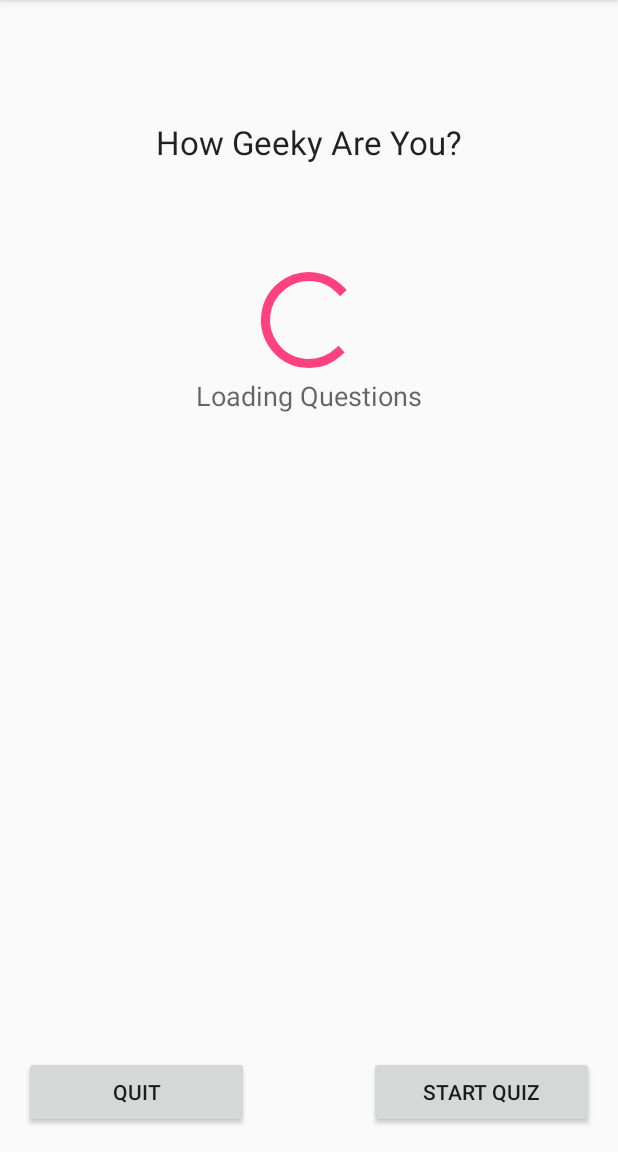
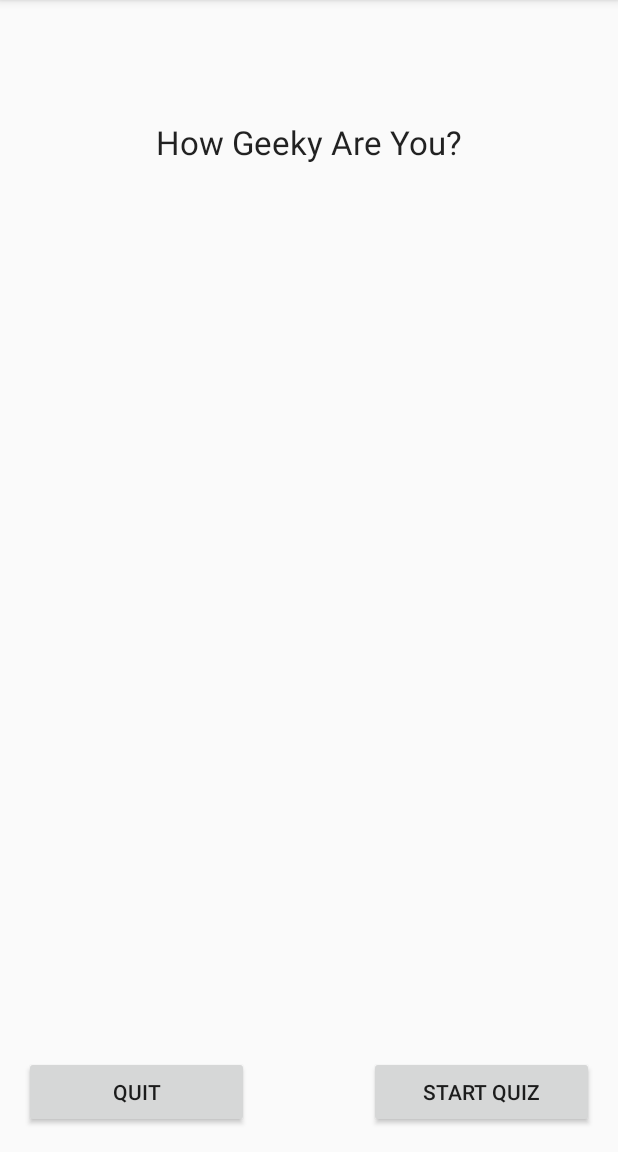
Before and after one commit to baocin/ITCS4180-MobileAppDev, an Android app: the Welcome screen opened directly, with no data from a screen before it, on a phone screen of 412 x 824 dp, the part 84-1236 px from its top. Run offline under Robolectric (Android 15) with nearby library versions, the light colour scheme and no system bars.

Commit message:
Final update that I forgot to push.

```diff
--- a/Homework03/app/src/main/java/com/github/baocin/homework03/GetQuiz.java
+++ b/Homework03/app/src/main/java/com/github/baocin/homework03/GetQuiz.java
@@ -1,3 +1,9 @@
+//File: GetQuiz
+//Homework 03
+//2-22-2016
+//Praveenkumar Sangalad
+//Michael Pedersen
+//Gabriel Lima
 package com.github.baocin.homework03;
 
 import android.app.ProgressDialog;
@@ -19,31 +25,6 @@ import java.util.ArrayList;
 public class GetQuiz extends AsyncTask<Void, Void, ArrayList<Question>> {
     final String apiURL = "http://dev.theappsdr.com/apis/spring_2016/hw3/index.php";
     ArrayList<Question> questions = new ArrayList<Question>();
-    ProgressDialog pDialog = null;
-
-    public GetQuiz(){
-
-    }
-
-    public GetQuiz(Welcome welcome){
-        Log.d("Constructor", "using welcome" + welcome.getPackageName());
-        pDialog = new ProgressDialog(welcome);
-        pDialog.setMessage(welcome.getResources().getString(R.string.txtLoadingMessage));
-        pDialog.setIndeterminate(false);
-
-    }
-
-    @Override
-    protected void onPreExecute() {
-        super.onPreExecute();
-        pDialog.show();
-    }
-
-    @Override
-    protected void onPostExecute(ArrayList<Question> questions) {
-        super.onPostExecute(questions);
-        pDialog.hide();
-    }
 
     @Override
     protected ArrayList<Question> doInBackground(Void... params) {
@@ -129,6 +110,8 @@ public class GetQuiz extends AsyncTask<Void, Void, ArrayList<Question>> {
             } catch (IOException e) {
                 e.printStackTrace();
             }
+
+
         }
         return questions;
     }
--- a/Homework03/app/src/main/java/com/github/baocin/homework03/MainActivity.java
+++ b/Homework03/app/src/main/java/com/github/baocin/homework03/MainActivity.java
@@ -1,3 +1,9 @@
+//File: MainActivity
+//Homework 03
+//2-22-2016
+//Praveenkumar Sangalad
+//Michael Pedersen
+//Gabriel Lima
 package com.github.baocin.homework03;
 
 import android.content.Intent;
--- a/Homework03/app/src/main/java/com/github/baocin/homework03/Welcome.java
+++ b/Homework03/app/src/main/java/com/github/baocin/homework03/Welcome.java
@@ -1,3 +1,9 @@
+//File: Welcome
+//Homework 03
+//2-22-2016
+//Praveenkumar Sangalad
+//Michael Pedersen
+//Gabriel Lima
 package com.github.baocin.homework03;
 
 import android.app.ProgressDialog;
@@ -8,43 +14,47 @@ import android.os.Bundle;
 import android.util.Log;
 import android.view.View;
 import android.widget.Button;
+import android.widget.ProgressBar;
+import android.widget.TextView;
 
 import java.util.ArrayList;
 import java.util.concurrent.ExecutionException;
 
 public class Welcome extends AppCompatActivity implements View.OnClickListener {
     ArrayList<Question> questions;
+    Button btnStartQuiz;
+    private ProgressBar loadingBar;
+    private TextView loadingMessage;
 
     @Override
-    protected void onCreate(Bundle savedInstanceState) {
+    protected void onCreate(Bundle savedInstanceState){
         super.onCreate(savedInstanceState);
         setContentView(R.layout.activity_welcome);
 
         findViewById(R.id.btnQuit).setOnClickListener(this);
 
-        Button btnStartQuiz = (Button) findViewById(R.id.btnStartQuiz);
+        btnStartQuiz = (Button) findViewById(R.id.btnStartQuiz);
         btnStartQuiz.setOnClickListener(this);
         btnStartQuiz.setEnabled(false);
 
+        loadingBar = (ProgressBar) findViewById(R.id.pbLoadingBar);
+        loadingMessage = (TextView) findViewById(R.id.txtLoadingMessage);
 
+        loadQuestions();
+    }
 
+    public void loadQuestions(){
         try {
-            questions = new GetQuiz(this).execute().get();
+            questions = new GetQuiz().execute().get();
+            btnStartQuiz.setEnabled(true);
+            loadingBar.setVisibility(View.INVISIBLE);
+            loadingMessage.setVisibility(View.INVISIBLE);
         } catch (InterruptedException e) {
             e.printStackTrace();
         } catch (ExecutionException e) {
             e.printStackTrace();
         }
         Log.d("questions", questions.toString());
-
-
-        btnStartQuiz.setEnabled(true);
-
-    }
-
-    public void LoadQuestion(int id){
-
-
     }
 
     public void setupUI(Question q){
```
Also changed, not shown: Homework03/app/src/main/java/com/github/baocin/homework03/Question.java (+7 -0 lines), Homework03/app/src/main/java/com/github/baocin/homework03/Quiz.java (+16 -0 lines), Homework03/app/src/main/res/layout/activity_quiz.xml (+8 -0 lines), 1 other file.
